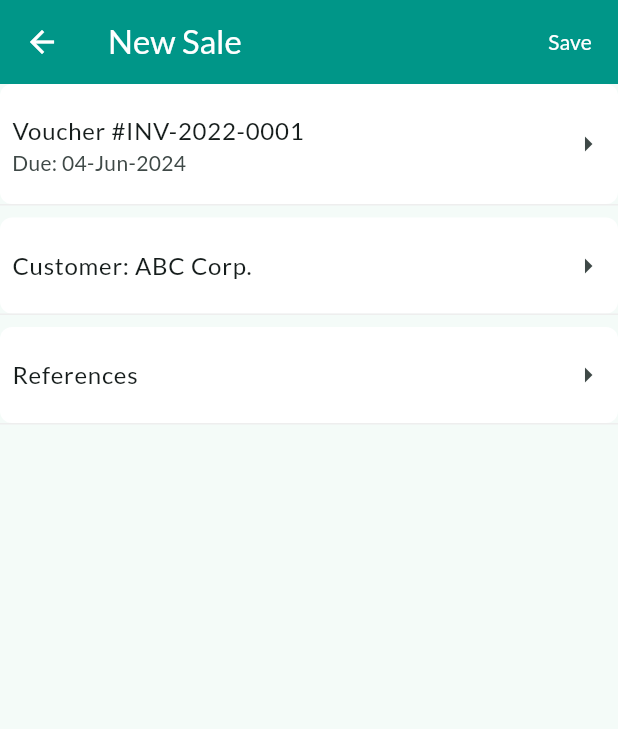
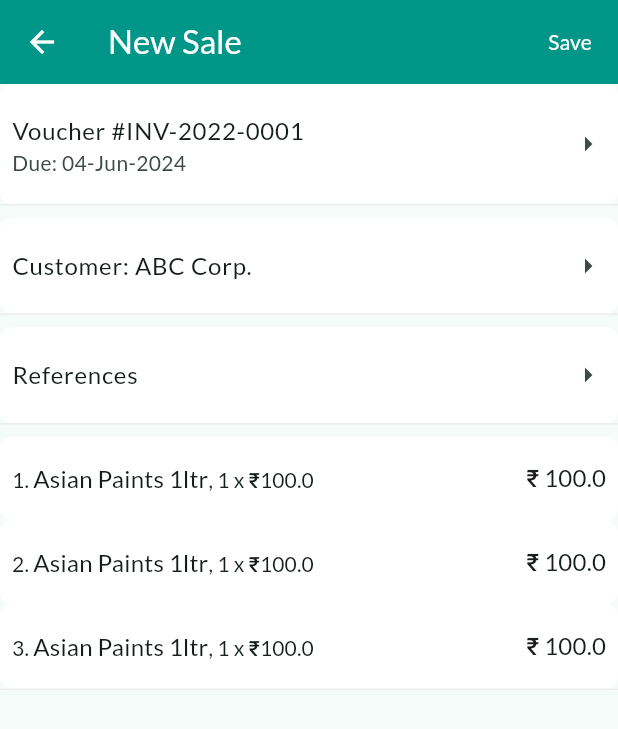
Before and after one commit to atketan/ease-mvp, a Flutter app: the ManageInvoice screen opened directly, on a phone screen of 412 x 824 dp. Shown: the top 729 px of the screen. Run offline on Flutter 3.47's test engine with Material 3 defaults, Android fonts, the light colour scheme and no system bars; our stand-ins replace firebase_auth, firebase_core, flutter_bloc; missing offline and left inert: floating_action_bubble, numeric_keyboard; accounts and stored records are empty.

Commit message:
feat: Add InvoiceItem model and update ManageInvoice widget
This commit adds the InvoiceItem model, which represents an item in an invoice. It includes properties for particulars, uom, rate, quantity, and amount. The ManageInvoice widget is updated to use the InvoiceItem model and display a list of items. This enhancement improves the functionality and user experience of managing invoices.

```diff
--- /dev/null
+++ b/lib/core/models/invoice_item.dart
@@ -0,0 +1,61 @@
+class InvoiceItem {
+  String particulars;
+  String uom;
+  double rate;
+  int quantity;
+  double amount;
+
+  InvoiceItem({
+    required this.particulars,
+    required this.uom,
+    required this.rate,
+    required this.quantity,
+    required this.amount,
+  });
+
+  String get getParticulars => particulars;
+  String get getUom => uom;
+  double get getRate => rate;
+  int get getQuantity => quantity;
+  double get getAmount => amount;
+
+  set setParticulars(String value) {
+    particulars = value;
+  }
+
+  set setUom(String value) {
+    uom = value;
+  }
+
+  set setRate(double value) {
+    rate = value;
+  }
+
+  set setQuantity(int value) {
+    quantity = value;
+  }
+
+  set setAmount(double value) {
+    amount = value;
+  }
+
+  Map<String, dynamic> toJson() {
+    return {
+      'particulars': particulars,
+      'uom': uom,
+      'rate': rate,
+      'quantity': quantity,
+      'amount': amount,
+    };
+  }
+
+  factory InvoiceItem.fromJson(Map<String, dynamic> json) {
+    return InvoiceItem(
+      particulars: json['particulars'],
+      uom: json['uom'],
+      rate: json['rate'],
+      quantity: json['quantity'],
+      amount: json['amount'],
+    );
+  }
+}
--- a/lib/features/invoices/presentation/manage_invoice.dart
+++ b/lib/features/invoices/presentation/manage_invoice.dart
@@ -1,3 +1,4 @@
+import 'package:ease_mvp/core/models/invoice_item.dart';
 import 'package:ease_mvp/core/providers/animated_routes_provider.dart';
 import 'package:ease_mvp/features/invoices/data_models/invoice_operation.dart';
 import 'package:ease_mvp/features/invoices/data_models/invoice_type_enum.dart';
@@ -25,12 +26,32 @@
 
   late double formWidth;
   late String dueDate;
+  late List<InvoiceItem> itemsList;
 
   @override
   void initState() {
     _invoiceType = widget.invoiceType;
     _invoiceOperation = widget.invoiceOperation;
     dueDate = DateFormat('dd-MMM-yyyy').format(DateTime.now());
+    itemsList = [];
+    itemsList.add(InvoiceItem(
+        particulars: "Asian Paints 1ltr",
+        uom: "ltr",
+        rate: 100,
+        quantity: 1,
+        amount: 100));
+    itemsList.add(InvoiceItem(
+        particulars: "Asian Paints 1ltr",
+        uom: "ltr",
+        rate: 100,
+        quantity: 1,
+        amount: 100));
+    itemsList.add(InvoiceItem(
+        particulars: "Asian Paints 1ltr",
+        uom: "ltr",
+        rate: 100,
+        quantity: 1,
+        amount: 100));
     super.initState();
   }
 
@@ -175,6 +196,57 @@
                   },
                 ),
               ),
+
+              Container(
+                decoration: BoxDecoration(
+                  border: Border(
+                    bottom: BorderSide(
+                      color: Colors.grey[200]!,
+                      width: 1,
+                    ),
+                  ),
+                ),
+                margin: EdgeInsets.only(bottom: 8),
+                child: (itemsList.isEmpty)
+                    ? ListTile(
+                        title: Text("Add items"),
+                      )
+                    : ListView.builder(
+                        shrinkWrap: true,
+                        itemCount: itemsList.length,
+                        itemBuilder: (context, index) {
+                          return ListTile(
+                            visualDensity: VisualDensity.compact,
+                            dense: true,
+                            title: RichText(
+                              text: TextSpan(
+                                text: (index + 1).toString() + ". ",
+                                style: Theme.of(context).textTheme.titleSmall,
+                                children: <TextSpan>[
+                                  TextSpan(
+                                    text: itemsList[index].particulars,
+                                    style:
+                                        Theme.of(context).textTheme.titleMedium,
+                                  ),
+                                  TextSpan(
+                                    text: ", " +
+                                        itemsList[index].quantity.toString() +
+                                        " x \u{20B9}" +
+                                        itemsList[index].rate.toString(),
+                                    style:
+                                        Theme.of(context).textTheme.titleSmall,
+                                  ),
+                                ],
+                              ),
+                            ),
+                            trailing: Text(
+                              "\u{20B9} ${itemsList[index].amount}",
+                              style: Theme.of(context).textTheme.titleMedium,
+                            ),
+                          );
+                        },
+                      ),
+              ),
             ],
           ),
         ),
```
